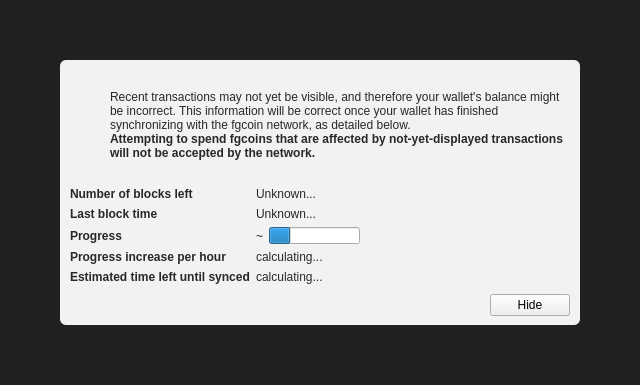
Qt form src/qt/forms/modaloverlay.ui (seockjunchoi/freecoin) before a commit.
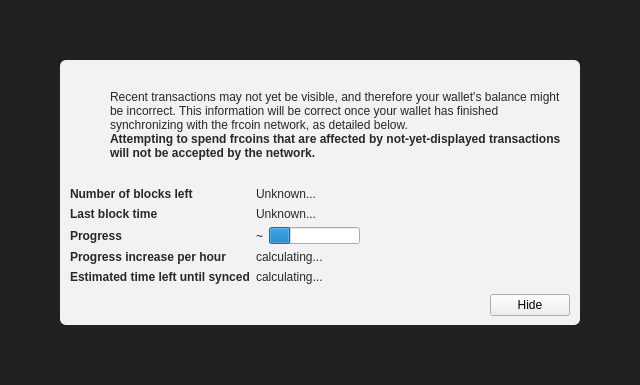
The same form after that commit. Icons and pictures are not drawn. Custom widgets are drawn as their Qt base class.

Commit message: fgcoin -> frcoin

Diff of the .ui file:
```diff
--- a/src/qt/forms/modaloverlay.ui
+++ b/src/qt/forms/modaloverlay.ui
@@ -130,7 +130,7 @@
              <item>
               <widget class="QLabel" name="infoText">
                <property name="text">
-                <string>Recent transactions may not yet be visible, and therefore your wallet's balance might be incorrect. This information will be correct once your wallet has finished synchronizing with the fgcoin network, as detailed below.</string>
+                <string>Recent transactions may not yet be visible, and therefore your wallet's balance might be incorrect. This information will be correct once your wallet has finished synchronizing with the frcoin network, as detailed below.</string>
                </property>
                <property name="textFormat">
                 <enum>Qt::RichText</enum>
@@ -149,7 +149,7 @@
                 </font>
                </property>
                <property name="text">
-                <string>Attempting to spend fgcoins that are affected by not-yet-displayed transactions will not be accepted by the network.</string>
+                <string>Attempting to spend frcoins that are affected by not-yet-displayed transactions will not be accepted by the network.</string>
                </property>
                <property name="textFormat">
                 <enum>Qt::RichText</enum>
```
The commit also changes 187 other files.
